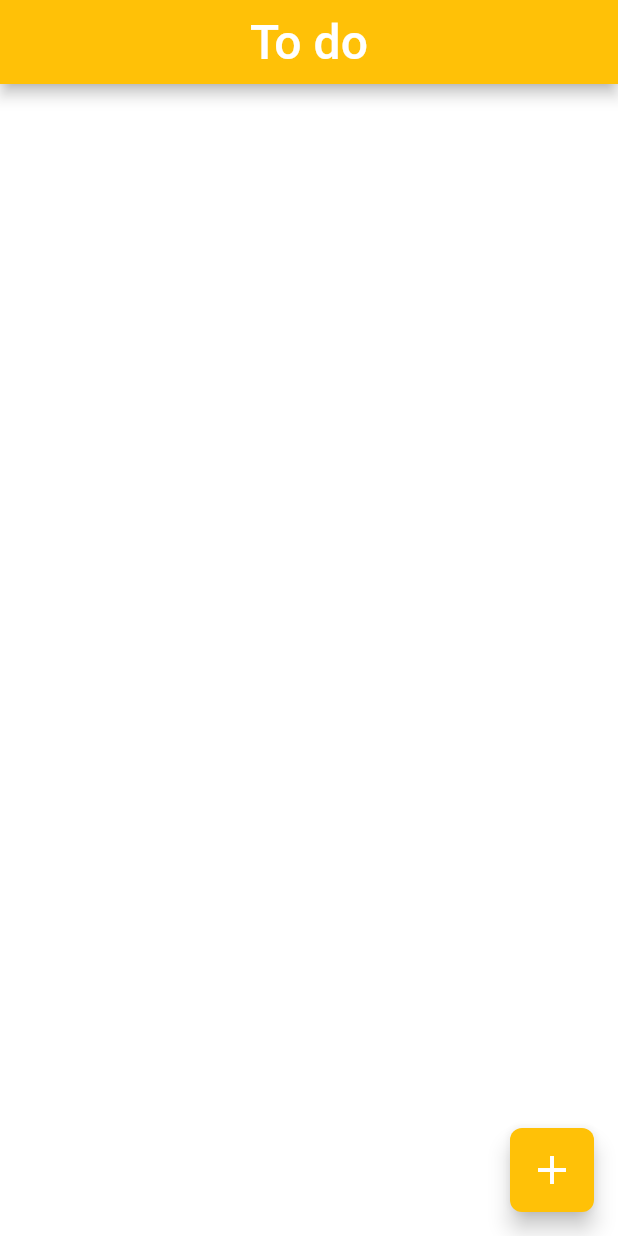
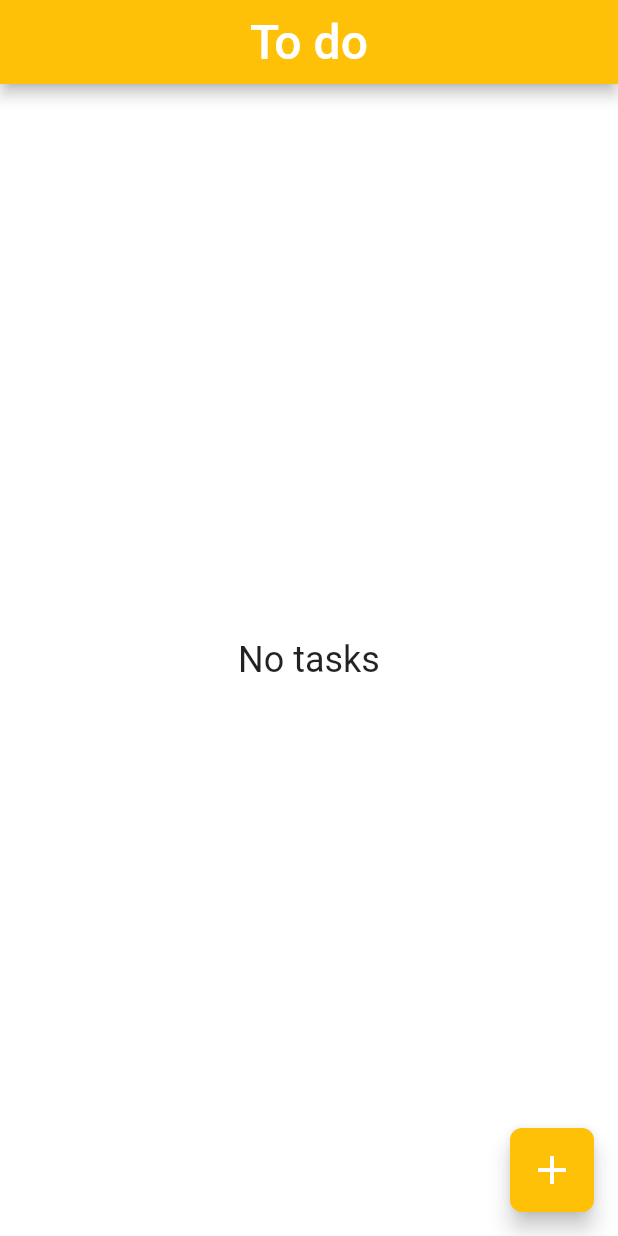
Before and after one commit to chieuvb/f7_todo_app, a Flutter app: the screen it shows after launch, on a phone screen of 412 x 824 dp. Run offline on Flutter 3.47's test engine with Material 2 defaults, Android fonts, the phone set to English and light mode, and no system bars.

Commit message:
add 'No tasks'

```diff
--- a/lib/main.dart
+++ b/lib/main.dart
@@ -107,7 +107,14 @@ class _MyAppState extends State<MyApp> {
         backgroundColor: Colors.amber,
       ),
       backgroundColor: Colors.white,
-      body: SingleChildScrollView(
+      body: tasks.isEmpty
+          ? const Center(
+        child: Text(
+          'No tasks',
+          style: TextStyle(fontSize: 24),
+        ),
+      )
+          : SingleChildScrollView(
         padding: const EdgeInsets.all(10),
         child: Column(
           children: tasks
```
Lines whose indentation alone changed are shown as unchanged.
